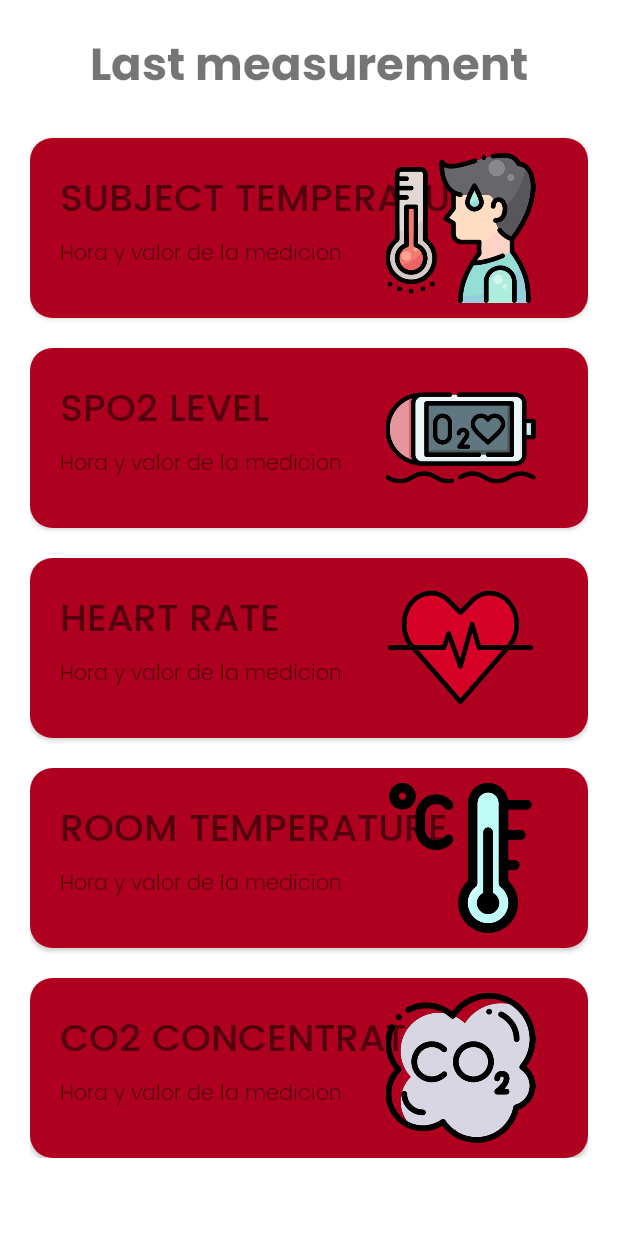
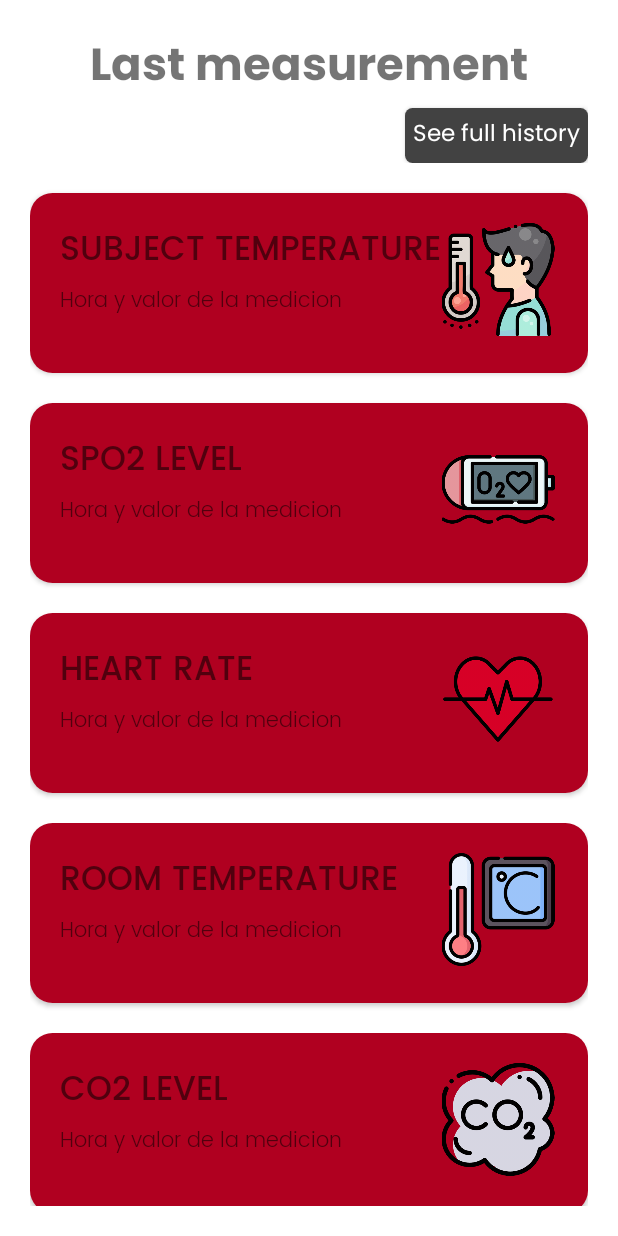
Before and after one commit to hernanrodrguez/mqtt-gibio, an Android app: the layout fragment_person.xml on its own in the app's theme, with its tools: preview values and no code run, on a phone screen of 412 x 824 dp. Run offline under Robolectric (Android 15) with nearby library versions, the phone set to English and light mode, and no system bars.

Commit message:
Acomodando aspectos visuales

```diff
--- a/app/src/main/res/layout/fragment_home.xml
+++ b/app/src/main/res/layout/fragment_home.xml
@@ -75,6 +75,7 @@
                 app:layout_constraintHorizontal_bias="0.0"
                 app:layout_constraintStart_toStartOf="parent"
                 app:layout_constraintTop_toBottomOf="@+id/imageView">
+
                 <androidx.cardview.widget.CardView
                     android:layout_width="0dp"
                     android:layout_height="match_parent"
@@ -93,7 +94,7 @@
                             android:layout_centerHorizontal="true"
                             android:layout_marginTop="10dp"
                             android:fontFamily="@font/poppins_bold"
-                            android:text="@string/lbl_room"
+                            android:text="@string/lbl_rooms"
                             android:textSize="16sp" />
                         <ImageView
                             android:id="@+id/rooms"
@@ -104,6 +105,7 @@
                             app:srcCompat="@drawable/room" />
                     </RelativeLayout>
                 </androidx.cardview.widget.CardView>
+
                 <androidx.cardview.widget.CardView
                     android:layout_width="0dp"
                     android:layout_height="match_parent"
@@ -133,6 +135,7 @@
                             app:srcCompat="@drawable/thermometer_person" />
                     </RelativeLayout>
                 </androidx.cardview.widget.CardView>
+
             </LinearLayout>
             <LinearLayout
                 android:id="@+id/linearLayout2"
@@ -144,6 +147,7 @@
                 app:layout_constraintHorizontal_bias="0.0"
                 app:layout_constraintStart_toStartOf="parent"
                 app:layout_constraintTop_toBottomOf="@+id/linearLayout">
+
                 <androidx.cardview.widget.CardView
                     android:layout_width="0dp"
                     android:layout_height="match_parent"
@@ -170,9 +174,10 @@
                             android:layout_height="75dp"
                             android:layout_centerHorizontal="true"
                             android:layout_marginTop="15dp"
-                            app:srcCompat="@drawable/map" />
+                            app:srcCompat="@drawable/street_map" />
                     </RelativeLayout>
                 </androidx.cardview.widget.CardView>
+
                 <androidx.cardview.widget.CardView
                     android:layout_width="0dp"
                     android:layout_height="match_parent"
@@ -203,6 +208,7 @@
                             android:contentDescription="@string/lbl_settings" />
                     </RelativeLayout>
                 </androidx.cardview.widget.CardView>
+
             </LinearLayout>
 
         </androidx.constraintlayout.widget.ConstraintLayout>
--- a/app/src/main/res/layout/fragment_person.xml
+++ b/app/src/main/res/layout/fragment_person.xml
@@ -5,6 +5,8 @@
     android:layout_width="match_parent"
     android:layout_height="match_parent"
     android:padding="20dp">
+
+    <!-->src: https://www.youtube.com/watch?v=LX61IJI6wGw <-->
 
     <LinearLayout
         android:layout_width="match_parent"
@@ -15,6 +17,7 @@
             android:layout_width="match_parent"
             android:layout_height="wrap_content"
             android:orientation="vertical">
+
             <TextView
                 android:layout_width="match_parent"
                 android:layout_height="wrap_content"
@@ -22,6 +25,26 @@
                 android:textSize="30sp"
                 android:fontFamily="@font/poppins_bold"
                 android:textAlignment="center"/>
+
+            <androidx.cardview.widget.CardView
+                android:id="@+id/btnHistory"
+                android:layout_width="wrap_content"
+                android:layout_height="wrap_content"
+                android:layout_gravity="end"
+                app:cardCornerRadius="5dp">
+
+                <TextView
+                    android:layout_width="wrap_content"
+                    android:layout_height="wrap_content"
+                    android:padding="5dp"
+                    android:text="@string/lbl_history"
+                    android:textSize="15sp"
+                    android:fontFamily="@font/poppins"
+                    android:textColor="@color/white"
+                    android:background="@color/cardview_dark_background"/>
+
+            </androidx.cardview.widget.CardView>
+
         </LinearLayout>
 
         <LinearLayout
@@ -36,6 +59,7 @@
                 android:layout_marginTop="20dp">
 
                 <RelativeLayout
+                    android:id="@+id/btnSubjectTemperature"
                     android:layout_width="match_parent"
                     android:layout_height="match_parent"
                     android:background="@color/design_default_color_error"
@@ -46,7 +70,7 @@
                         android:layout_width="wrap_content"
                         android:layout_height="wrap_content"
                         android:text="@string/lbl_graph_obj"
-                        android:textSize="25sp"
+                        android:textSize="22sp"
                         android:fontFamily="@font/poppins_medium"
                         android:layout_marginTop="10dp"
                         android:layout_marginStart="10dp"/>
@@ -59,8 +83,10 @@
                         android:layout_marginTop="3dp"
                         android:fontFamily="@font/poppins_light"/>
                     <ImageView
-                        android:layout_width="150dp"
-                        android:layout_height="100dp"
+                        android:layout_marginTop="10dp"
+                        android:layout_width="100dp"
+                        android:maxWidth="150dp"
+                        android:layout_height="75dp"
                         android:maxHeight="100dp"
                         android:src="@drawable/fever"
                         android:layout_alignParentEnd="true"/>
@@ -76,6 +102,7 @@
                 android:layout_marginTop="20dp">
 
                 <RelativeLayout
+                    android:id="@+id/btnSPO2Level"
                     android:layout_width="match_parent"
                     android:layout_height="match_parent"
                     android:background="@color/design_default_color_error"
@@ -86,7 +113,7 @@
                         android:layout_width="wrap_content"
                         android:layout_height="wrap_content"
                         android:text="@string/lbl_graph_spo2"
-                        android:textSize="25sp"
+                        android:textSize="22sp"
                         android:fontFamily="@font/poppins_medium"
                         android:layout_marginTop="10dp"
                         android:layout_marginStart="10dp"/>
@@ -99,8 +126,10 @@
                         android:layout_marginTop="3dp"
                         android:fontFamily="@font/poppins_light"/>
                     <ImageView
-                        android:layout_width="150dp"
-                        android:layout_height="100dp"
+                        android:layout_marginTop="10dp"
+                        android:layout_width="100dp"
+                        android:maxWidth="150dp"
+                        android:layout_height="75dp"
                         android:maxHeight="100dp"
                         android:src="@drawable/oximeter"
                         android:layout_alignParentEnd="true"/>
@@ -116,6 +145,7 @@
                 android:layout_marginTop="20dp">
 
                 <RelativeLayout
+                    android:id="@+id/btnHeartRate"
                     android:layout_width="match_parent"
                     android:layout_height="match_parent"
                     android:background="@color/design_default_color_error"
@@ -126,7 +156,7 @@
                         android:layout_width="wrap_content"
                         android:layout_height="wrap_content"
                         android:text="@string/lbl_graph_hr"
-                        android:textSize="25sp"
+                        android:textSize="22sp"
                         android:fontFamily="@font/poppins_medium"
                         android:layout_marginTop="10dp"
                         android:layout_marginStart="10dp"/>
@@ -139,8 +169,10 @@
                         android:layout_marginTop="3dp"
                         android:fontFamily="@font/poppins_light"/>
                     <ImageView
-                        android:layout_width="150dp"
-                        android:layout_height="100dp"
+                        android:layout_marginTop="10dp"
+                        android:layout_width="100dp"
+                        android:maxWidth="150dp"
+                        android:layout_height="75dp"
                         android:maxHeight="100dp"
                         android:src="@drawable/heart_rate"
                         android:layout_alignParentEnd="true"/>
@@ -156,6 +188,7 @@
                 android:layout_marginTop="20dp">
 
                 <RelativeLayout
+                    android:id="@+id/btnRoomTemperature"
                     android:layout_width="match_parent"
                     android:layout_height="match_parent"
                     android:background="@color/design_default_color_error"
@@ -166,7 +199,7 @@
                         android:layout_width="wrap_content"
                         android:layout_height="wrap_content"
                         android:text="@string/lbl_graph_amb"
-                        android:textSize="25sp"
+                        android:textSize="22sp"
                         android:fontFamily="@font/poppins_medium"
                         android:layout_marginTop="10dp"
                         android:layout_marginStart="10dp"/>
@@ -179,10 +212,12 @@
                         android:layout_marginTop="3dp"
                         android:fontFamily="@font/poppins_light"/>
                     <ImageView
-                        android:layout_width="150dp"
-                        android:layout_height="100dp"
+                        android:layout_marginTop="10dp"
+                        android:layout_width="100dp"
+                        android:maxWidth="150dp"
+                        android:layout_height="75dp"
                         android:maxHeight="100dp"
-                        android:src="@drawable/thermometer"
+                        android:src="@drawable/thermometer_thin"
                         android:layout_alignParentEnd="true"/>
 
                 </RelativeLayout>
@@ -196,6 +231,7 @@
                 android:layout_marginTop="20dp">
 
                 <RelativeLayout
+                    android:id="@+id/btnCO2Level"
                     android:layout_width="match_parent"
                     android:layout_height="match_parent"
                     android:background="@color/design_default_color_error"
@@ -206,7 +242,7 @@
                         android:layout_width="wrap_content"
                         android:layout_height="wrap_content"
                         android:text="@string/lbl_graph_co2"
-                        android:textSize="25sp"
+                        android:textSize="22sp"
                         android:fontFamily="@font/poppins_medium"
                         android:layout_marginTop="10dp"
                         android:layout_marginStart="10dp"/>
@@ -219,8 +255,10 @@
                         android:layout_marginTop="3dp"
                         android:fontFamily="@font/poppins_light"/>
                     <ImageView
-                        android:layout_width="150dp"
-                        android:layout_height="100dp"
+                        android:layout_marginTop="10dp"
+                        android:layout_width="100dp"
+                        android:maxWidth="150dp"
+                        android:layout_height="75dp"
                         android:maxHeight="100dp"
                         android:src="@drawable/co2"
                         android:layout_alignParentEnd="true"/>
--- a/app/src/main/res/values/strings.xml
+++ b/app/src/main/res/values/strings.xml
@@ -56,7 +56,7 @@
     <string name="lbl_graph_obj">SUBJECT TEMPERATURE</string>
     <string name="lbl_graph_hr">HEART RATE</string>
     <string name="lbl_subject">SUBJECT</string>
-    <string name="lbl_graph_co2">CO2 CONCENTRATION</string>
+    <string name="lbl_graph_co2">CO2 LEVEL</string>
     <string name="lbl_graph_spo2">SPO2 LEVEL</string>
     <string name="lbl_graph_room_obj">%1$s - SUBJECT TEMPERATURE</string>
     <string name="lbl_graph_room_spo2">%1$s - SPO2 LEVEL</string>
@@ -69,6 +69,7 @@
     <string name="lbl_select_person">Select a Person:</string>
     <string name="lbl_no_meas">There are no measurements yet…</string>
     <string name="lbl_last_meas">Last measurement</string>
+    <string name="lbl_history">See full history</string>
     <string name="err_field">This field cannot be empty</string>
     <string name="err_broker">There is no broker</string>
     <string name="err_connect">Can\'t connect to the broker</string>
```
Also changed, not shown: app/src/main/res/drawable-hdpi/street_map.png (added), app/src/main/res/drawable-hdpi/thermometer_thin.png (added), app/src/main/res/drawable-ldpi/street_map.png (added), app/src/main/res/drawable-ldpi/thermometer_thin.png (added), app/src/main/res/drawable-mdpi/street_map.png (added), app/src/main/res/drawable-mdpi/thermometer_thin.png (added), app/src/main/res/drawable-xhdpi/street_map.png (added), app/src/main/res/drawable-xhdpi/thermometer_thin.png (added), app/src/main/res/drawable-xxhdpi/street_map.png (added), app/src/main/res/drawable-xxhdpi/thermometer_thin.png (added), app/src/main/res/drawable-xxxhdpi/street_map.png (added), app/src/main/res/drawable-xxxhdpi/thermometer_thin.png (added), 1 other file.
